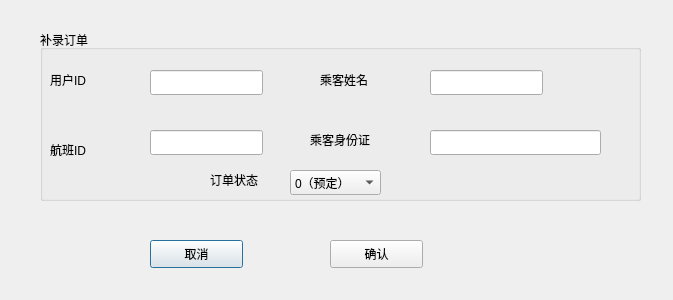
Old version of the form FlightTicketServer/addorderdialog.ui in the repository n-ss1m-1/FlightTicketSystem.
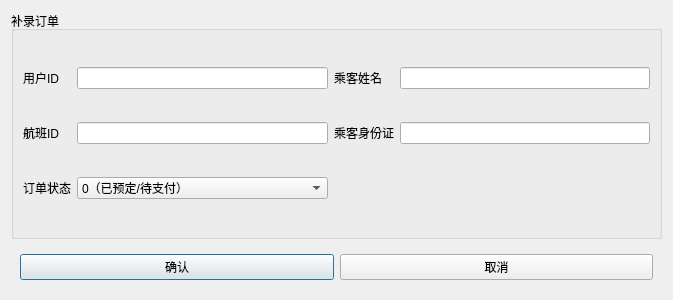
New version of the form.

The edit to the form file:
```diff
--- a/FlightTicketServer/addorderdialog.ui
+++ b/FlightTicketServer/addorderdialog.ui
@@ -13,135 +13,71 @@
   <property name="windowTitle">
    <string>Dialog</string>
   </property>
+  <layout class="QVBoxLayout" name="verticalLayout">
+   <item>
   <widget class="QGroupBox" name="groupBox">
-   <property name="geometry">
-    <rect>
-     <x>40</x>
-     <y>30</y>
-     <width>601</width>
-     <height>171</height>
-    </rect>
+     <property name="sizePolicy">
+      <sizepolicy hsizetype="Preferred" vsizetype="Preferred">
+       <horstretch>0</horstretch>
+       <verstretch>0</verstretch>
+      </sizepolicy>
    </property>
    <property name="title">
     <string>补录订单</string>
    </property>
-   <widget class="QLabel" name="label">
-    <property name="geometry">
-     <rect>
-      <x>10</x>
-      <y>40</y>
-      <width>69</width>
-      <height>19</height>
-     </rect>
-    </property>
-    <property name="text">
-     <string>用户ID</string>
-    </property>
-   </widget>
-   <widget class="QLineEdit" name="editUserId">
-    <property name="geometry">
-     <rect>
-      <x>110</x>
-      <y>40</y>
-      <width>113</width>
-      <height>25</height>
-     </rect>
-    </property>
-   </widget>
+     <layout class="QGridLayout" name="gridLayout">
+      <item row="0" column="2">
    <widget class="QLabel" name="label_2">
-    <property name="geometry">
-     <rect>
-      <x>280</x>
-      <y>40</y>
-      <width>69</width>
-      <height>19</height>
-     </rect>
-    </property>
     <property name="text">
      <string>乘客姓名</string>
     </property>
    </widget>
-   <widget class="QLineEdit" name="editPassengerName">
-    <property name="geometry">
-     <rect>
-      <x>390</x>
-      <y>40</y>
-      <width>113</width>
-      <height>25</height>
-     </rect>
-    </property>
-   </widget>
+      </item>
+      <item row="1" column="3">
+       <widget class="QLineEdit" name="editPassengerIdCard"/>
+      </item>
+      <item row="1" column="1">
+       <widget class="QLineEdit" name="editFlightId"/>
+      </item>
+      <item row="0" column="1">
+       <widget class="QLineEdit" name="editUserId"/>
+      </item>
+      <item row="2" column="0">
+       <widget class="QLabel" name="label_5">
+        <property name="text">
+         <string>订单状态</string>
+        </property>
+       </widget>
+      </item>
+      <item row="0" column="3">
+       <widget class="QLineEdit" name="editPassengerName"/>
+      </item>
+      <item row="0" column="0">
+       <widget class="QLabel" name="label">
+        <property name="text">
+         <string>用户ID</string>
+        </property>
+       </widget>
+      </item>
+      <item row="1" column="0">
    <widget class="QLabel" name="label_3">
-    <property name="geometry">
-     <rect>
-      <x>10</x>
-      <y>110</y>
-      <width>69</width>
-      <height>19</height>
-     </rect>
-    </property>
     <property name="text">
      <string>航班ID</string>
     </property>
    </widget>
-   <widget class="QLineEdit" name="editFlightId">
-    <property name="geometry">
-     <rect>
-      <x>110</x>
-      <y>100</y>
-      <width>113</width>
-      <height>25</height>
-     </rect>
-    </property>
-   </widget>
+      </item>
+      <item row="1" column="2">
    <widget class="QLabel" name="label_4">
-    <property name="geometry">
-     <rect>
-      <x>270</x>
-      <y>100</y>
-      <width>81</width>
-      <height>19</height>
-     </rect>
-    </property>
     <property name="text">
      <string>乘客身份证</string>
     </property>
    </widget>
-   <widget class="QLineEdit" name="editPassengerIdCard">
-    <property name="geometry">
-     <rect>
-      <x>390</x>
-      <y>100</y>
-      <width>171</width>
-      <height>25</height>
-     </rect>
-    </property>
-   </widget>
-   <widget class="QLabel" name="label_5">
-    <property name="geometry">
-     <rect>
-      <x>170</x>
-      <y>140</y>
-      <width>69</width>
-      <height>19</height>
-     </rect>
-    </property>
-    <property name="text">
-     <string>订单状态</string>
-    </property>
-   </widget>
+      </item>
+      <item row="2" column="1">
    <widget class="QComboBox" name="comboStatus">
-    <property name="geometry">
-     <rect>
-      <x>250</x>
-      <y>140</y>
-      <width>91</width>
-      <height>25</height>
-     </rect>
-    </property>
     <item>
      <property name="text">
-      <string>0（预定）</string>
+          <string>0（已预定/待支付）</string>
      </property>
     </item>
     <item>
@@ -151,37 +87,63 @@
     </item>
     <item>
      <property name="text">
-      <string>2（取消）</string>
-     </property>
-    </item>
-   </widget>
-  </widget>
-  <widget class="QPushButton" name="btnCancel">
-   <property name="geometry">
-    <rect>
-     <x>150</x>
-     <y>240</y>
-     <width>93</width>
-     <height>28</height>
-    </rect>
-   </property>
+          <string>2（已改签）</string>
+         </property>
+        </item>
+        <item>
+         <property name="text">
+          <string>3（已取消）</string>
+         </property>
+        </item>
+        <item>
    <property name="text">
-    <string>取消</string>
-   </property>
-  </widget>
+          <string>4（已完成）</string>
+         </property>
+        </item>
+       </widget>
+      </item>
+     </layout>
+    </widget>
+   </item>
+   <item>
+    <widget class="QWidget" name="horizontalWidget" native="true">
+     <property name="sizePolicy">
+      <sizepolicy hsizetype="Preferred" vsizetype="Maximum">
+       <horstretch>0</horstretch>
+       <verstretch>0</verstretch>
+      </sizepolicy>
+     </property>
+     <layout class="QHBoxLayout" name="horizontalLayout">
+      <item>
   <widget class="QPushButton" name="btnConfirm">
-   <property name="geometry">
-    <rect>
-     <x>330</x>
-     <y>240</y>
-     <width>93</width>
-     <height>28</height>
-    </rect>
+        <property name="sizePolicy">
+         <sizepolicy hsizetype="Minimum" vsizetype="Maximum">
+          <horstretch>0</horstretch>
+          <verstretch>0</verstretch>
+         </sizepolicy>
    </property>
    <property name="text">
     <string>确认</string>
    </property>
   </widget>
+      </item>
+      <item>
+       <widget class="QPushButton" name="btnCancel">
+        <property name="sizePolicy">
+         <sizepolicy hsizetype="Minimum" vsizetype="Maximum">
+          <horstretch>0</horstretch>
+          <verstretch>0</verstretch>
+         </sizepolicy>
+        </property>
+        <property name="text">
+         <string>取消</string>
+        </property>
+       </widget>
+      </item>
+     </layout>
+    </widget>
+   </item>
+  </layout>
  </widget>
  <resources/>
  <connections/>
```
Left out of the diff: 2 changed lines with no effect on the pictures. Lines whose indentation alone changed are shown as unchanged.
